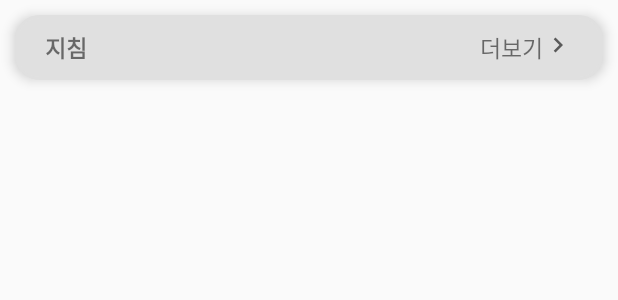
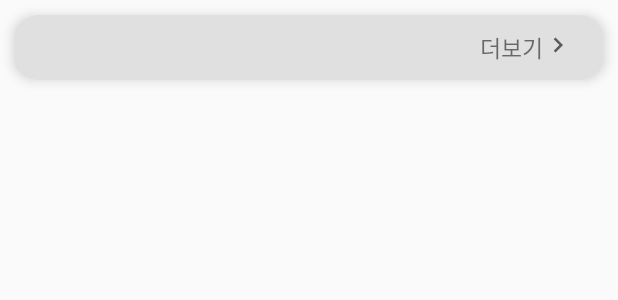
Before and after one commit to leeshble/CovidInfoApp, an Android app: the layout big_card.xml on its own in the app's theme, with its tools: preview values and no code run, on a phone screen of 412 x 824 dp. Shown: the top 300 px of the screen. Run offline under Robolectric (Android 15) with nearby library versions, the light colour scheme and no system bars.

Commit message:
[FE] fix : big card의 불필요 정보 삭제 #2

```diff
--- a/app/src/main/res/layout/big_card.xml
+++ b/app/src/main/res/layout/big_card.xml
@@ -22,7 +22,7 @@
             android:id="@+id/item_title_text"
             android:layout_width="wrap_content"
             android:layout_height="wrap_content"
-            android:text="지침"
+            android:text=""
             android:textSize="15sp"
             android:textStyle="bold"/>
 
```
